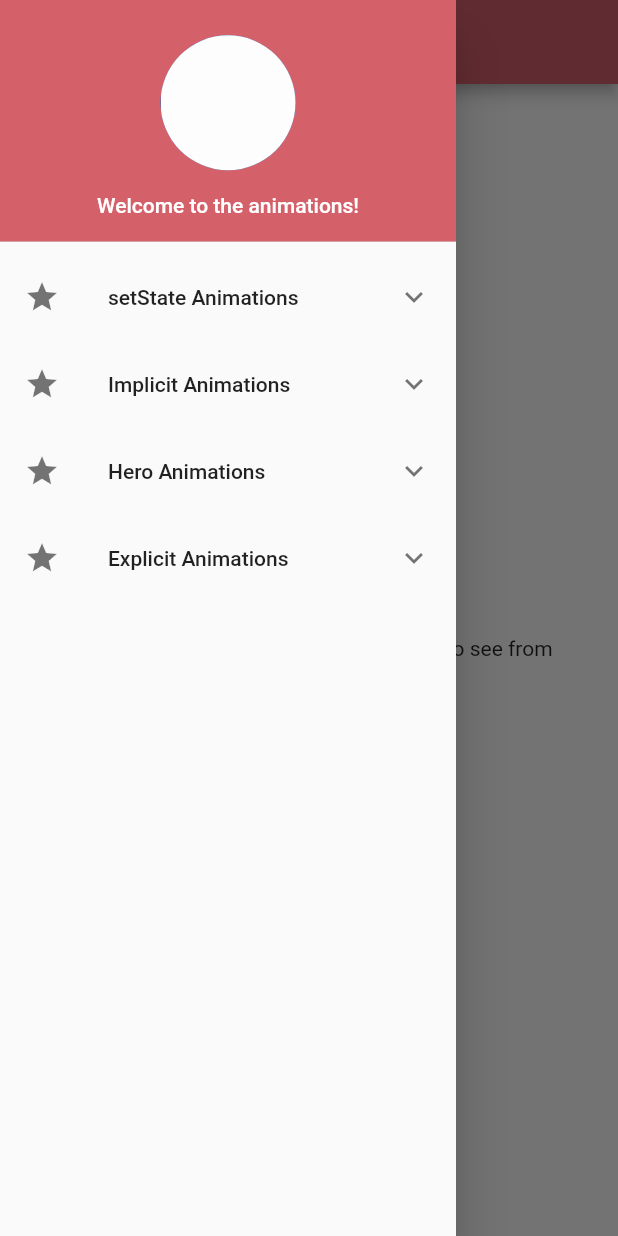
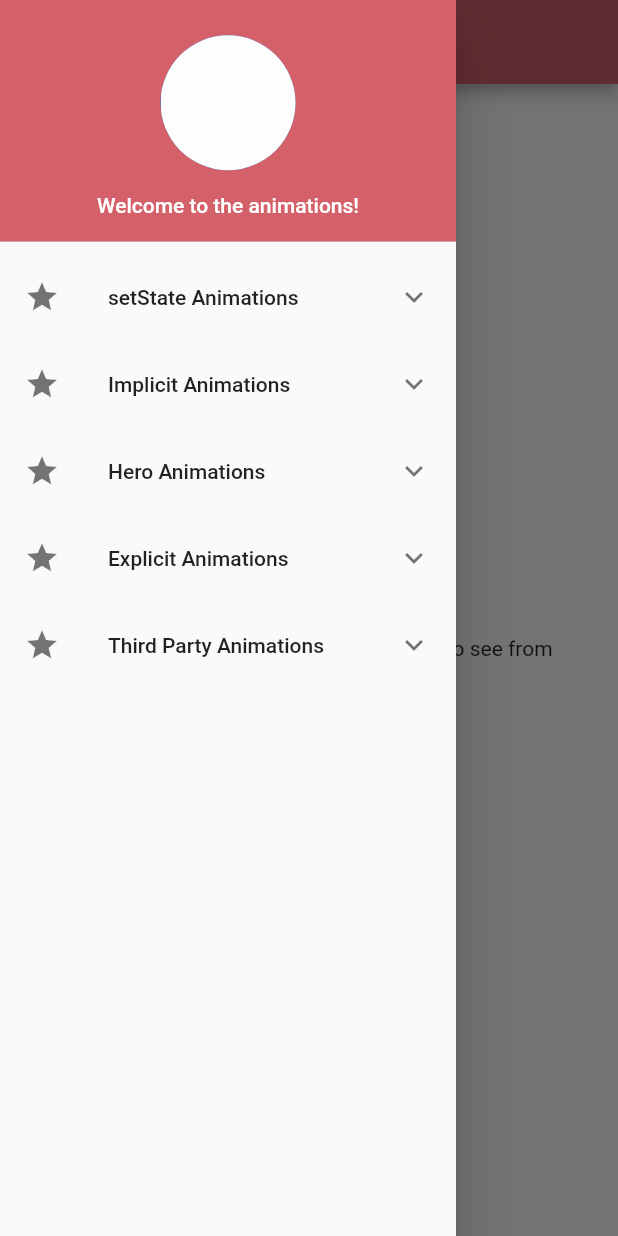
Before and after one commit to BasakK6/flutter_animations, a Flutter app: the screen it shows after launch, with the side drawer open, on a phone screen of 412 x 824 dp. Run offline on Flutter 3.47's test engine with Material 2 defaults, Android fonts, the phone set to English and light mode, and no system bars; our stand-ins replace lottie.

Commit message:
feature: added lottie animations

```diff
--- a/lib/app_drawer.dart
+++ b/lib/app_drawer.dart
@@ -13,6 +13,7 @@ import 'package:flutter_animations/features/implicit_animations/animated_positio
 import 'package:flutter_animations/features/implicit_animations/animated_rotation_page.dart';
 import 'package:flutter_animations/features/implicit_animations/animation_in_future_builder_page.dart';
 import 'package:flutter_animations/features/set_state_animations/set_state_animation_page.dart';
+import 'package:flutter_animations/features/third_party_animations/lottie_animations/lottie_animation_page.dart';
 import 'package:flutter_animations/project/constants.dart';
 
 import 'features/explicit_animations/animated_icon_page.dart';
@@ -38,6 +39,7 @@ class AppDrawer extends StatelessWidget {
           buildImplicitAnimationsMenu(context),
           buildHeroAnimationsMenu(context),
           buildExplicitAnimationsMenu(context),
+          buildThirdPartyAnimationsMenu(context),
         ],
       ),
     );
@@ -258,8 +260,25 @@ class AppDrawer extends StatelessWidget {
                   newPage: const AlignmentChangePage(),
                 );
               }),
+        ]);
+  }
 
-        ]);
+  ExpansionTile buildThirdPartyAnimationsMenu(BuildContext context) {
+    return buildDrawerItemContainer(
+      title: "Third Party Animations",
+      iconData: Icons.star,
+      children: [
+        buildDrawerItem(
+          title: "Lottie Animations",
+          onTap: () {
+            goToPage(
+              context,
+              newPage: const LottieAnimationPage(),
+            );
+          },
+        ),
+      ],
+    );
   }
 
   ExpansionTile buildDrawerItemContainer({
--- a/lib/project/constants.dart
+++ b/lib/project/constants.dart
@@ -2,6 +2,14 @@ class Constants{
   static const String homePageTitle ="Flutter Animations";
   static const String drawerTitle = "Welcome to the animations!";
   static const String homePageText = "Please select the animation type you'd like to see from the drawer menu (on the top left corner) :)";
+  static const String lottieActionForward ="forward";
+  static const String lottieActionStop ="stop";
+  static const String lottieActionReverse ="reverse";
+  static const String lottieSectionOneTitle = "Below animation was retrieved from network";
+  static const String lottieSectionTwoTitle = "Below animation was retrieved from the assets";
+  static const String lottieSectionThreeTitle = "Below animation can be controlled with button";
 
   static const String profilePicturePath = "assets/gifs/profile_picture.gif";
+  static const String lottieNetworkPath= "https://assets9.lottiefiles.com/private_files/lf30_0zgy32rj.json";
+  static const String lottieAssetPath = "assets/animations/lottie/loading-cube-animation.zip";
 }
--- a/pubspec.yaml
+++ b/pubspec.yaml
@@ -35,6 +35,7 @@ dependencies:
   # The following adds the Cupertino Icons font to your application.
   # Use with the CupertinoIcons class for iOS style icons.
   cupertino_icons: ^1.0.2
+  lottie: ^2.2.0
 
 dev_dependencies:
   flutter_test:
@@ -61,6 +62,7 @@ flutter:
   # To add assets to your application, add an assets section, like this:
   assets:
     - assets/gifs/
+    - assets/animations/lottie/
 
   # An image asset can refer to one or more resolution-specific "variants", see
   # https://flutter.dev/assets-and-images/#resolution-aware
```
Also changed, not shown: lib/features/third_party_animations/lottie_animations/lottie_animation_page.dart (added, +90 -0 lines), pubspec.lock, 1 other file.
